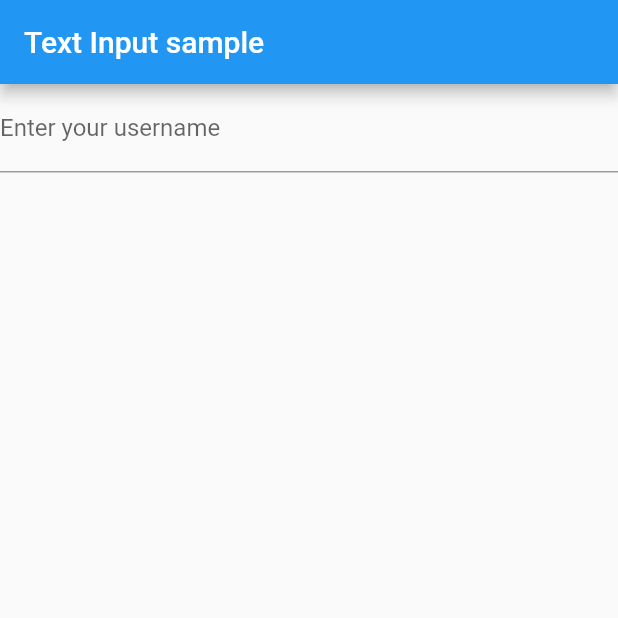
After one commit to kurogoma-flutter/flutter_hooks_basic, a Flutter app: the screen it shows after launch, on a phone screen of 412 x 824 dp, the top half of it. The commit adds this screen. Run offline on Flutter 3.47's test engine with Material 2 defaults, Android fonts, the phone set to English and light mode, and no system bars; our stand-ins replace flutter_hooks, hooks_riverpod.

Commit message:
#4 入力フォームをHooksで作成

```diff
--- a/lib/main.dart
+++ b/lib/main.dart
@@ -1,11 +1,24 @@
 import 'package:flutter/material.dart';
 import 'package:hooks_riverpod/hooks_riverpod.dart';
 import 'package:learn_flutter_hooks/simple_counter_page.dart';
+import 'package:learn_flutter_hooks/text_input_page.dart';
 
 void main() {
   runApp(
     const ProviderScope(
-      child: SimpleCounterApp(),
+      child: MyHomePage(),
     ),
   );
 }
+
+class MyHomePage extends StatelessWidget {
+  const MyHomePage({super.key});
+
+  @override
+  Widget build(BuildContext context) {
+    return const MaterialApp(
+      // home: SimpleCounterApp(),
+      home: TextInputPage(),
+    );
+  }
+}
--- a/lib/simple_counter_page.dart
+++ b/lib/simple_counter_page.dart
@@ -11,19 +11,8 @@ class Counter extends StateNotifier<int> {
   void decrement() => state--;
 }
 
-class SimpleCounterApp extends StatelessWidget {
+class SimpleCounterApp extends HookConsumerWidget {
   const SimpleCounterApp({super.key});
-
-  @override
-  Widget build(BuildContext context) {
-    return const MaterialApp(
-      home: MyHomePage(),
-    );
-  }
-}
-
-class MyHomePage extends HookConsumerWidget {
-  const MyHomePage({super.key});
 
   @override
   Widget build(BuildContext context, WidgetRef ref) {
--- /dev/null
+++ b/lib/text_input_page.dart
@@ -0,0 +1,45 @@
+import 'package:flutter/material.dart';
+import 'package:flutter_hooks/flutter_hooks.dart';
+
+class TextInputPage extends StatelessWidget {
+  const TextInputPage({super.key});
+
+  @override
+  Widget build(BuildContext context) {
+    return Scaffold(
+      appBar: AppBar(
+        title: const Text('Text Input sample'),
+      ),
+      body: SizedBox(
+        width: MediaQuery.of(context).size.width,
+        height: MediaQuery.of(context).size.height,
+        child: Center(
+          child: Column(
+            children: const <Widget>[
+              TextInputFormWidget(),
+            ],
+          ),
+        ),
+      ),
+    );
+  }
+}
+
+class TextInputFormWidget extends HookWidget {
+  const TextInputFormWidget({super.key});
+
+  @override
+  Widget build(BuildContext context) {
+    final text = useState('');
+
+    return TextFormField(
+      decoration: const InputDecoration(
+        border: UnderlineInputBorder(),
+        labelText: 'Enter your username',
+      ),
+      onChanged: (value) {
+        text.value = value;
+      },
+    );
+  }
+}
```
